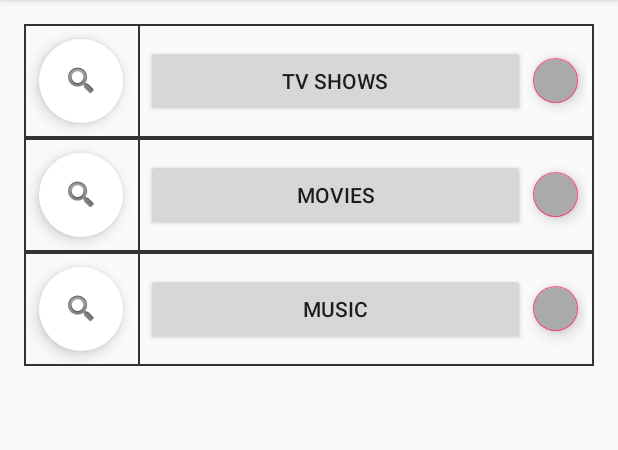
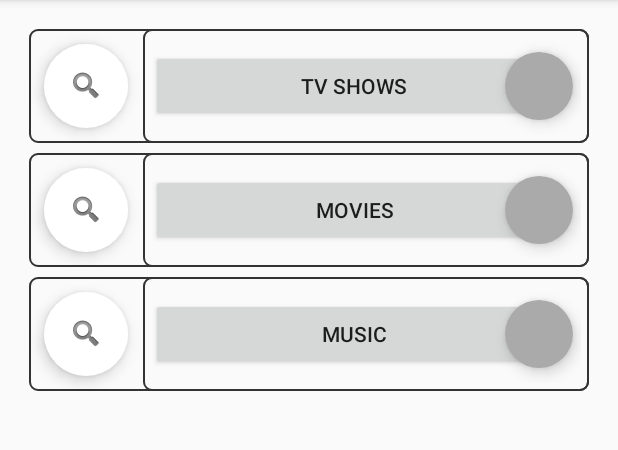
Before and after one commit to OurFriendIrony/MediaNotifier, an Android app: the screen it shows after launch (MainActivity), on a phone screen of 412 x 824 dp, the part 84-534 px from its top. Run offline under Robolectric (Android 15) with nearby library versions, the phone set to English and light mode, and no system bars.

Commit message:
Notification buttons more prominant on main UI [not yet implemented code]

```diff
--- a/app/src/main/res/drawable/border_basic.xml
+++ b/app/src/main/res/drawable/border_basic.xml
@@ -1,9 +1,10 @@
 <shape xmlns:android="http://schemas.android.com/apk/res/android"
-    android:shape="rectangle">
+       android:shape="rectangle">
     <corners
-        android:radius="0dp"
-        android:topRightRadius="0dp" />
+        android:radius="5dp"
+        />
     <stroke
         android:width="1dp"
-        android:color="@color/grey_dark" />
+        android:color="@color/grey_dark"
+        />
 </shape>
--- a/app/src/main/res/layout/activity_main.xml
+++ b/app/src/main/res/layout/activity_main.xml
@@ -45,6 +45,7 @@
                 android:layout_width="match_parent"
                 android:layout_height="wrap_content"
                 android:layout_gravity="center_horizontal"
+                android:layout_margin="3dp"
                 android:background="@drawable/border_basic"
                 android:orientation="horizontal">
 
@@ -72,18 +73,20 @@
                         android:layout_width="match_parent"
                         android:layout_height="wrap_content"
                         android:layout_centerVertical="true"
-                        android:layout_toStartOf="@+id/button_notification_tv"
+                        android:layout_marginEnd="15dp"
                         android:text="@string/button_tvshows"
                         />
 
                     <android.support.design.widget.FloatingActionButton
                         android:id="@+id/button_notification_tv"
-                        android:layout_width="30dp"
-                        android:layout_height="30dp"
+                        android:layout_width="45dp"
+                        android:layout_height="45dp"
                         android:layout_alignParentEnd="true"
                         android:layout_centerVertical="true"
                         android:layout_margin="5dp"
                         android:backgroundTint="@color/color_notification_off"
+                        android:clickable="true"
+                        app:borderWidth="0dp"
                         />
                 </RelativeLayout>
             </LinearLayout>
@@ -92,6 +95,7 @@
                 android:layout_width="match_parent"
                 android:layout_height="wrap_content"
                 android:layout_gravity="center_horizontal"
+                android:layout_margin="3dp"
                 android:background="@drawable/border_basic"
                 android:orientation="horizontal">
 
@@ -118,18 +122,21 @@
                         android:layout_width="match_parent"
                         android:layout_height="wrap_content"
                         android:layout_centerVertical="true"
-                        android:layout_toStartOf="@+id/button_notification_movie"
+                        android:layout_marginEnd="15dp"
                         android:text="@string/button_movies"
                         />
 
                     <android.support.design.widget.FloatingActionButton
                         android:id="@+id/button_notification_movie"
-                        android:layout_width="30dp"
-                        android:layout_height="30dp"
+                        android:layout_width="45dp"
+                        android:layout_height="45dp"
                         android:layout_alignParentEnd="true"
                         android:layout_centerVertical="true"
                         android:layout_margin="5dp"
                         android:backgroundTint="@color/color_notification_off"
+                        android:clickable="true"
+                        app:borderWidth="0dp"
+
                         />
                 </RelativeLayout>
             </LinearLayout>
@@ -138,6 +145,7 @@
                 android:layout_width="match_parent"
                 android:layout_height="wrap_content"
                 android:layout_gravity="center_horizontal"
+                android:layout_margin="3dp"
                 android:background="@drawable/border_basic"
                 android:orientation="horizontal">
 
@@ -164,18 +172,21 @@
                         android:layout_width="match_parent"
                         android:layout_height="wrap_content"
                         android:layout_centerVertical="true"
-                        android:layout_toStartOf="@+id/button_notification_music"
+                        android:layout_marginEnd="15dp"
                         android:text="@string/button_music"
                         />
 
                     <android.support.design.widget.FloatingActionButton
                         android:id="@+id/button_notification_music"
-                        android:layout_width="30dp"
-                        android:layout_height="30dp"
+                        android:layout_width="45dp"
+                        android:layout_height="45dp"
                         android:layout_alignParentEnd="true"
                         android:layout_centerVertical="true"
                         android:layout_margin="5dp"
+                        android:background="@color/aqua"
                         android:backgroundTint="@color/color_notification_off"
+                        android:clickable="true"
+                        app:borderWidth="0dp"
                         />
 
                 </RelativeLayout>
```
